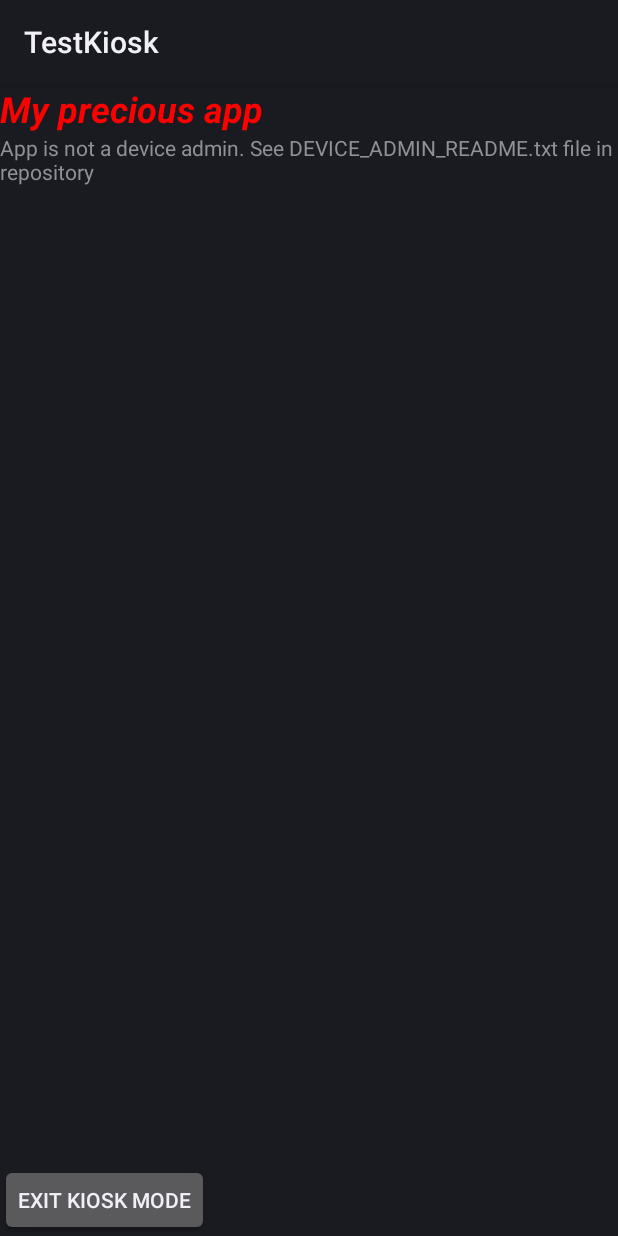
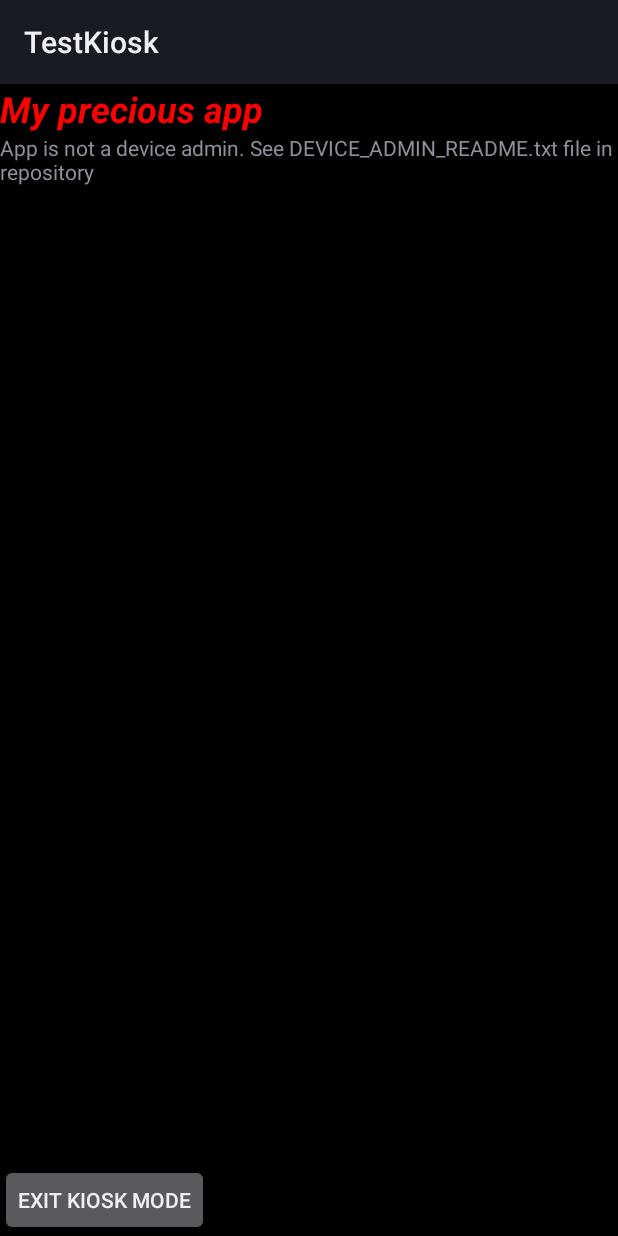
Before and after one commit to PVoLan/android-kiosk, an Android app: the screen it shows after launch (MainActivity), on a phone screen of 412 x 824 dp. Run offline under Robolectric (Android 15) with nearby library versions, the phone set to English and light mode, and no system bars.

Commit message:
Force black bg

```diff
--- a/app/src/main/res/layout/activity_main.xml
+++ b/app/src/main/res/layout/activity_main.xml
@@ -3,7 +3,8 @@
     xmlns:android="http://schemas.android.com/apk/res/android"
     xmlns:tools="http://schemas.android.com/tools"
     android:layout_width="match_parent"
-    android:layout_height="match_parent">
+    android:layout_height="match_parent"
+    android:background="#000">
 
     <TextView
         android:id="@+id/text_title"
```
